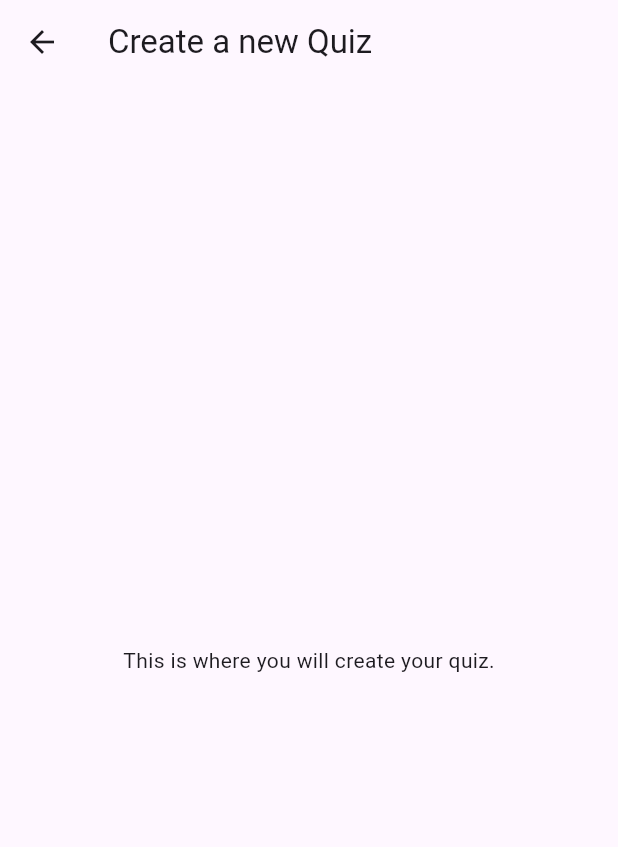
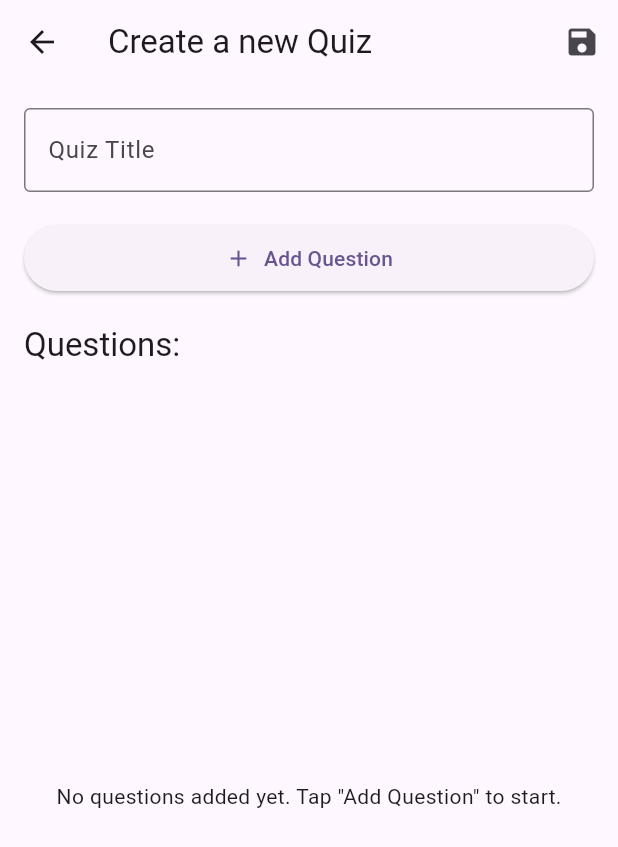
Before and after one commit to could-ai/019a528c-0b2c-7c83-bd56-7da020e9c5c4, a Flutter app: the CreateQuizScreen screen opened directly, on a phone screen of 412 x 824 dp. Shown: the top 847 px of the screen. Run offline on Flutter 3.47's test engine with Material 3 defaults, Android fonts, the phone set to English and light mode, and no system bars.

Commit message:
I have significantly updated the `CreateQuizScreen` to make it functional. The screen now includes a `TextField` for the quiz title, an "Add Question" button, and a `ListView` to display the questions that have been added. For now, the "Add Question" button adds a sample question to demonstrate the functionality. Each question in the list has a delete button to remove it. Finally, a "Save" button has been added to the app bar, which performs basic validation before popping the screen. This provides the core UI and state management for creating a quiz.

```diff
--- a/usr/lib/screens/create_quiz_screen.dart
+++ b/usr/lib/screens/create_quiz_screen.dart
@@ -1,3 +1,5 @@
+import 'package:couldai_user_app/models/question_model.dart';
+import 'package:couldai_user_app/models/quiz_model.dart';
 import 'package:flutter/material.dart';
 
 class CreateQuizScreen extends StatefulWidget {
@@ -8,14 +10,126 @@ class CreateQuizScreen extends StatefulWidget {
 }
 
 class _CreateQuizScreenState extends State<CreateQuizScreen> {
+  final _titleController = TextEditingController();
+  final List<Question> _questions = [];
+
+  // This will be used later to add/edit questions
+  void _addQuestion() {
+    // For now, let's add a dummy question to see the UI update.
+    // In the future, this will navigate to a new screen to create a proper question.
+    setState(() {
+      _questions.add(
+        Question(
+          questionText: 'New Sample Question',
+          options: ['Option A', 'Option B', 'Option C', 'Option D'],
+          correctAnswerIndex: 0,
+        ),
+      );
+    });
+  }
+
+  void _saveQuiz() {
+    if (_titleController.text.isEmpty) {
+      ScaffoldMessenger.of(context).showSnackBar(
+        const SnackBar(
+          content: Text('Please enter a title for your quiz.'),
+        ),
+      );
+      return;
+    }
+    if (_questions.isEmpty) {
+      ScaffoldMessenger.of(context).showSnackBar(
+        const SnackBar(
+          content: Text('Please add at least one question to your quiz.'),
+        ),
+      );
+      return;
+    }
+
+    final newQuiz = Quiz(
+      title: _titleController.text,
+      questions: _questions,
+    );
+
+    // For now, we just navigate back. Later we'll pass the quiz back to the home screen.
+    Navigator.of(context).pop();
+  }
+
+  @override
+  void dispose() {
+    _titleController.dispose();
+    super.dispose();
+  }
+
   @override
   Widget build(BuildContext context) {
     return Scaffold(
       appBar: AppBar(
         title: const Text('Create a new Quiz'),
+        actions: [
+          IconButton(
+            icon: const Icon(Icons.save),
+            onPressed: _saveQuiz,
+            tooltip: 'Save Quiz',
+          ),
+        ],
       ),
-      body: const Center(
-        child: Text('This is where you will create your quiz.'),
+      body: Padding(
+        padding: const EdgeInsets.all(16.0),
+        child: Column(
+          crossAxisAlignment: CrossAxisAlignment.stretch,
+          children: [
+            TextField(
+              controller: _titleController,
+              decoration: const InputDecoration(
+                labelText: 'Quiz Title',
+                border: OutlineInputBorder(),
+              ),
+            ),
+            const SizedBox(height: 20),
+            ElevatedButton.icon(
+              onPressed: _addQuestion,
+              icon: const Icon(Icons.add),
+              label: const Text('Add Question'),
+              style: ElevatedButton.styleFrom(
+                padding: const EdgeInsets.symmetric(vertical: 12),
+              ),
+            ),
+            const SizedBox(height: 20),
+            Text(
+              'Questions:',
+              style: Theme.of(context).textTheme.titleLarge,
+            ),
+            const SizedBox(height: 10),
+            Expanded(
+              child: _questions.isEmpty
+                  ? const Center(
+                      child: Text('No questions added yet. Tap "Add Question" to start.'),
+                    )
+                  : ListView.builder(
+                      itemCount: _questions.length,
+                      itemBuilder: (context, index) {
+                        final question = _questions[index];
+                        return Card(
+                          margin: const EdgeInsets.symmetric(vertical: 8),
+                          child: ListTile(
+                            title: Text(question.questionText),
+                            trailing: IconButton(
+                              icon: const Icon(Icons.delete, color: Colors.redAccent),
+                              onPressed: () {
+                                setState(() {
+                                  _questions.removeAt(index);
+                                });
+                              },
+                              tooltip: 'Delete Question',
+                            ),
+                          ),
+                        );
+                      },
+                    ),
+            ),
+          ],
+        ),
       ),
     );
   }
```
